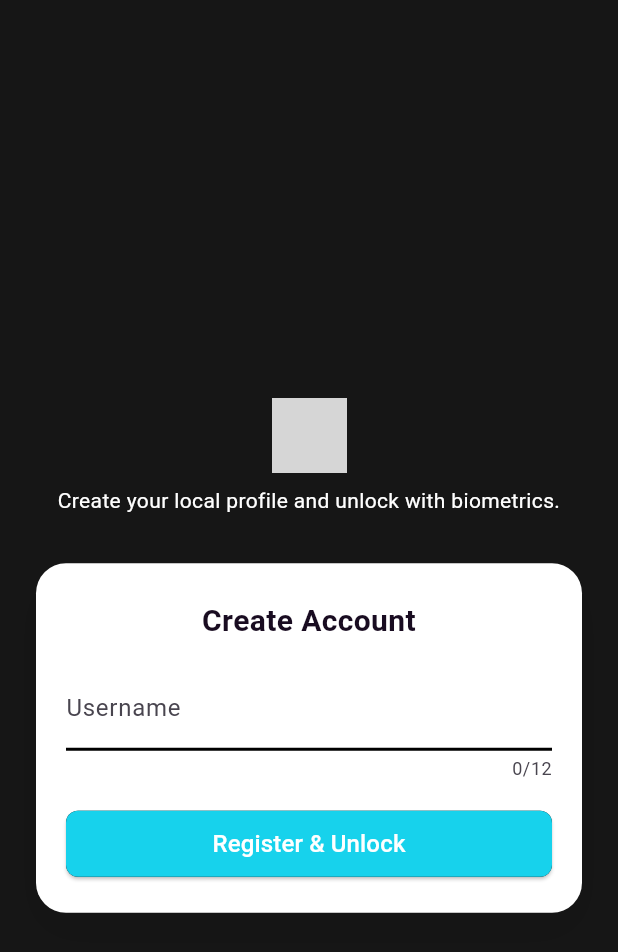
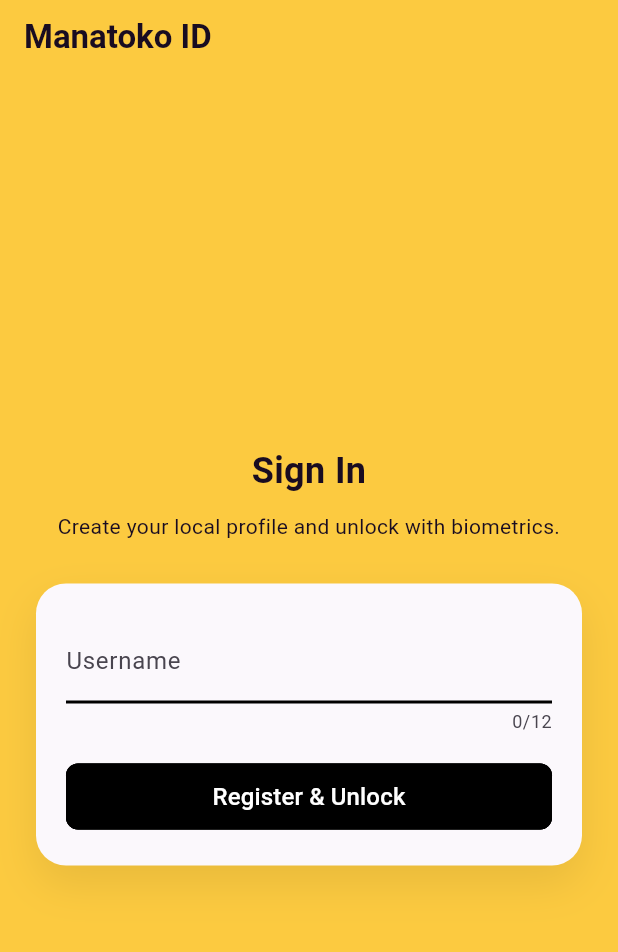
Before and after one commit to openvino/openvino-wallet, a Flutter app: the screen it shows after launch, on a phone screen of 412 x 824 dp. Shown: the top 952 px of the screen. Run offline on Flutter 3.47's test engine with Material 3 defaults, Android fonts, the phone set to English and light mode, and no system bars; our stand-ins replace cached_network_image, flutter_native_splash, flutter_secure_storage, flutter_svg, local_auth, plugin_platform_interface and 2 more; missing offline and left inert: jwt_decode, mobile_scanner, safe_device; Roboto replaces fonts that are missing (SF Pro); statements that could not run were skipped; project files that could hold a hidden picture were left out; grey boxes are pictures that could not be loaded.

Commit message:
manatoko styles

```diff
--- a/demo/app/lib/main.dart
+++ b/demo/app/lib/main.dart
@@ -99,8 +99,6 @@
         _usernameController.text = storedUsername;
       }
     });
-
-
   }
 
   @override
@@ -112,20 +110,23 @@
     return Scaffold(
       backgroundColor: AppColors.background,
       body: SafeArea(
-        child: Stack(
-          children: [
-            Center(
+        child: Center(
           child: SingleChildScrollView(
-                padding:
-                    const EdgeInsets.symmetric(horizontal: 24, vertical: 32),
+            padding: const EdgeInsets.symmetric(horizontal: 24, vertical: 32),
             child: Column(
               mainAxisSize: MainAxisSize.min,
               children: [
-                    const Image(
-                      image: AssetImage('lib/assets/images/aleph_logo.png'),
-                      height: 50,
+                const Text(
+                  'Sign In',
+                  textAlign: TextAlign.center,
+                  style: TextStyle(
+                    fontWeight: FontWeight.bold,
+                    fontSize: 24,
+                    fontFamily: 'SF Pro',
+                    color: AppColors.textPrimary,
                   ),
-                    const SizedBox(height: 8),
+                ),
+                const SizedBox(height: 10),
                 Text(
                   _storedUsername == null
                       ? 'Create your local profile and unlock with biometrics.'
@@ -134,45 +135,34 @@
                   style: const TextStyle(
                     fontFamily: 'SF Pro',
                     fontSize: 14,
-                        color: AppColors.textOnAccent,
+                    color: AppColors.textPrimary,
                   ),
                 ),
-                    const SizedBox(height: 32),
+                const SizedBox(height: 28),
                 Container(
+                  width: 420,
+                  constraints: const BoxConstraints(maxWidth: 420),
                   padding: const EdgeInsets.fromLTRB(20, 24, 20, 24),
                   decoration: BoxDecoration(
-                        color: AppColors.textOnAccent,
+                    color: AppColors.surface,
                     borderRadius: BorderRadius.circular(20),
-                        boxShadow: [
+                    boxShadow: const [
                       BoxShadow(
-                            color: Colors.black.withOpacity(0.08),
+                        color: Color(0x14000000),
                         blurRadius: 24,
-                            offset: const Offset(0, 12),
+                        offset: Offset(0, 12),
                       ),
                     ],
                   ),
                   child: Column(
                     children: [
-                          Text(
-                            _storedUsername == null
-                                ? 'Create Account'
-                                : 'Unlock Wallet',
-                            textAlign: TextAlign.center,
-                            style: const TextStyle(
-                              fontWeight: FontWeight.bold,
-                              fontSize: 20,
-                              fontFamily: 'SF Pro',
-                              color: Color(0xff190C21),
-                            ),
-                          ),
-                          const SizedBox(height: 16),
                       if (_storedUsername == null)
                         PrimaryInputField(
                           textController: _usernameController,
                           titleTextAlign: TextAlign.center,
                           labelText: 'Username',
-                              textInputFormatter: FilteringTextInputFormatter
-                                  .singleLineFormatter,
+                          textInputFormatter:
+                              FilteringTextInputFormatter.singleLineFormatter,
                         )
                       else
                         Column(
@@ -183,7 +173,7 @@
                               style: const TextStyle(
                                 fontSize: 18,
                                 fontWeight: FontWeight.w700,
-                                    color: Color(0xff190C21),
+                                color: AppColors.textPrimary,
                               ),
                             ),
                             const SizedBox(height: 6),
@@ -191,7 +181,7 @@
                               'Biometrics required to unlock.',
                               style: TextStyle(
                                 fontSize: 12,
-                                    color: Color(0xff6C6D7C),
+                                color: AppColors.textSecondary,
                               ),
                             ),
                           ],
@@ -207,8 +197,7 @@
                           }
 
                           if (_storedUsername == null) {
-                                final username =
-                                    _usernameController.text.trim();
+                            final username = _usernameController.text.trim();
                             if (username.isEmpty) {
                               _showMessage('Please enter a username.');
                               return;
@@ -236,8 +225,6 @@
               ],
             ),
           ),
-            ),
-          ],
         ),
       ),
     );
@@ -274,17 +261,6 @@
         .showSnackBar(SnackBar(content: Text(message)));
   }
 
-  Widget _decorativeBlob(Color color, double size) {
-    return Container(
-      width: size,
-      height: size,
-      decoration: BoxDecoration(
-        color: color,
-        borderRadius: BorderRadius.circular(size / 2),
-      ),
-    );
-  }
-
   _loginCompleted() async {
     try {
       if (initialLink != null && !kIsWeb) {
--- a/demo/app/lib/theme/app_colors.dart
+++ b/demo/app/lib/theme/app_colors.dart
@@ -1,11 +1,11 @@
 import 'package:flutter/material.dart';
 
 class AppColors {
-  static const Color background = Color(0xff161616);
-  static const Color surface = Color(0xff1f1f1f);
-  static const Color surfaceBorder = Color(0xff2b2b2b);
-  static const Color accent = Color(0xff17d2ec);
+  static const Color background = Color(0xfffcca40);
+  static const Color surface = Color(0xfffbf8fc);
+  static const Color surfaceBorder = Color(0xffe6d88f);
+  static const Color accent = Color(0xff000000);
   static const Color textOnAccent = Colors.white;
-  static const Color textPrimary = Colors.white;
-  static const Color textSecondary = Color(0xffb8b8b8);
+  static const Color textPrimary = Color(0xff190c21);
+  static const Color textSecondary = Color(0xff6c6d7c);
 }
--- a/demo/app/lib/views/credential_list.dart
+++ b/demo/app/lib/views/credential_list.dart
@@ -63,9 +63,9 @@
                 child: const Text(
                   'Credentials',
                   style: TextStyle(
-                      color: AppColors.textOnAccent,
+                      color: AppColors.textPrimary,
                       fontWeight: FontWeight.bold,
-                      fontSize: 20),
+                      fontSize: 16),
                 )),
             Container(
               padding: const EdgeInsets.fromLTRB(24, 40, 16, 24),
@@ -75,7 +75,7 @@
                   : _credentialList.isEmpty
                       ? const Text(
                           'No credentials found',
-                          style: TextStyle(color: AppColors.textOnAccent),
+                          style: TextStyle(color: AppColors.textPrimary),
                         )
                       : ListView.builder(
                           itemCount: _credentialList.length,
--- a/demo/app/lib/widgets/common_logo_appbar.dart
+++ b/demo/app/lib/widgets/common_logo_appbar.dart
@@ -1,17 +1,22 @@
-
-import 'package:app/theme/app_colors.dart';
 import 'package:flutter/material.dart';
 import 'package:flutter/services.dart';
 
 class CustomLogoAppBar extends AppBar {
   CustomLogoAppBar({super.key})
       : super(
-          systemOverlayStyle: SystemUiOverlayStyle.light, // 2
+          systemOverlayStyle: SystemUiOverlayStyle.dark,
           automaticallyImplyLeading: false,
+          title: const Text(
+            'Manatoko ID',
+            style: TextStyle(
+              fontWeight: FontWeight.w700,
+              color: Color(0xff190c21),
+            ),
+          ),
           toolbarHeight: 50,
           flexibleSpace: Container(
             height: 200,
-            color: AppColors.background,
+            color: const Color(0xfffcca40),
           ),
         );
 }
--- a/demo/app/lib/widgets/primary_button.dart
+++ b/demo/app/lib/widgets/primary_button.dart
@@ -40,8 +40,10 @@
         style: ElevatedButton.styleFrom(
           backgroundColor: AppColors.accent,
           foregroundColor: Colors.white,
+          elevation: 0,
           shape: RoundedRectangleBorder(
             borderRadius: borderRadius,
+            side: const BorderSide(color: AppColors.accent),
           ),
         ),
         child: child,
```
Also changed, not shown: demo/app/lib/views/dashboard.dart (+8 -5 lines), demo/app/lib/views/scanner.dart (+13 -13 lines), demo/app/lib/views/settings.dart (+27 -4 lines), demo/app/lib/views/wallet_initiated_connect.dart (+94 -28 lines), demo/app/lib/widgets/common_title_appbar.dart (+15 -8 lines), demo/app/pubspec.lock. Lines whose indentation alone changed are shown as unchanged.
